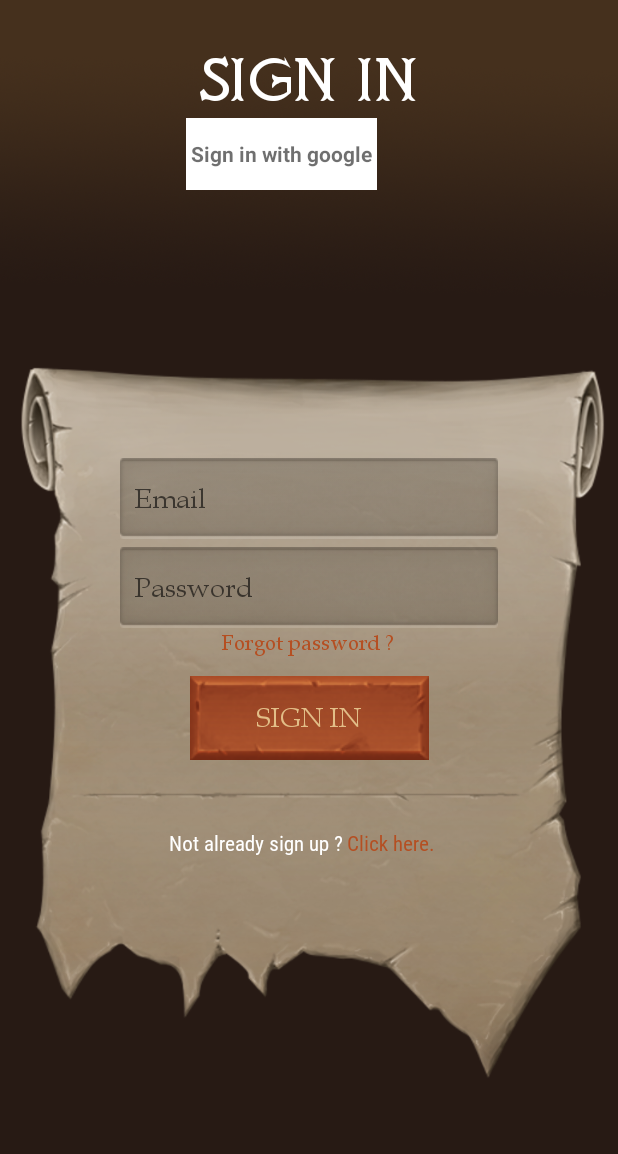
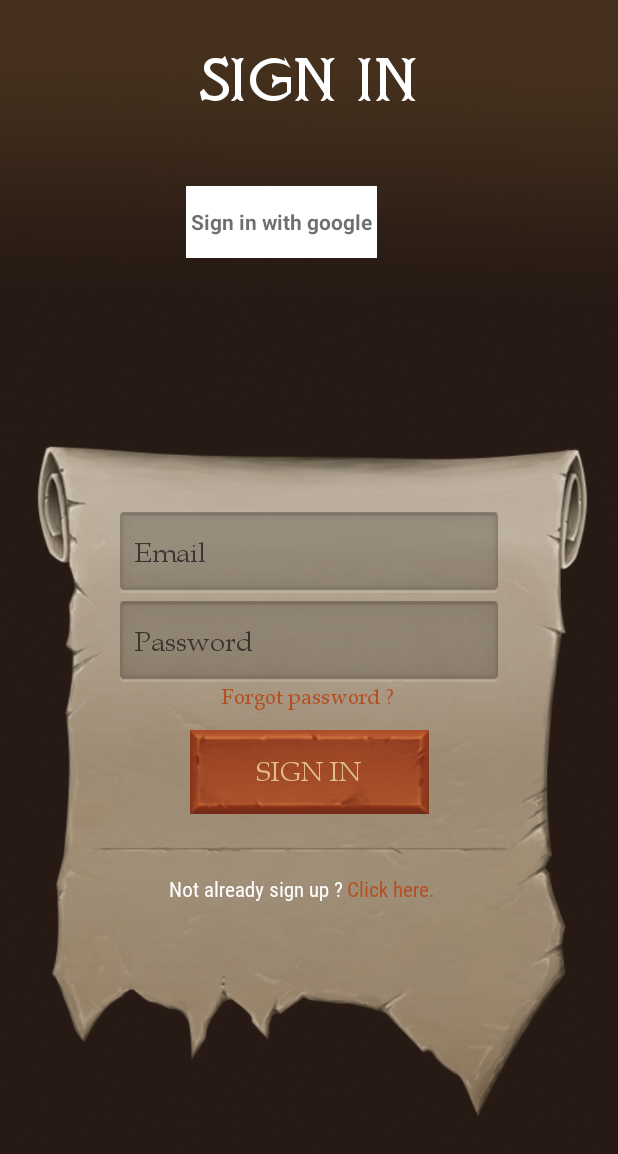
Before and after one commit to Floran-mtte/monster-arena, an Android app: the SignInActivity screen opened directly, with no data from a screen before it, on a phone screen of 412 x 824 dp. Shown: the top 1154 px of the screen. Run offline under Robolectric (Android 15) with nearby library versions, the phone set to English and light mode, and no system bars.

```diff
--- a/app/src/main/res/layout/activity_sign_in.xml
+++ b/app/src/main/res/layout/activity_sign_in.xml
@@ -13,6 +13,7 @@
         android:layout_width="wrap_content"
         android:layout_height="wrap_content"
         android:layout_marginStart="124dp"
+        android:layout_marginTop="45dp"
         app:layout_constraintStart_toStartOf="parent"
         app:layout_constraintTop_toBottomOf="@+id/title"></com.google.android.gms.common.SignInButton>
 
@@ -37,15 +38,15 @@
     <ImageView
         android:id="@+id/login_container"
         android:layout_width="wrap_content"
-        android:layout_height="wrap_content"
-        android:layout_marginTop="8dp"
+        android:layout_height="452dp"
+        android:layout_marginTop="65dp"
         android:layout_marginBottom="15dp"
         app:layout_constraintBottom_toBottomOf="parent"
         app:layout_constraintEnd_toEndOf="parent"
-        app:layout_constraintHorizontal_bias="1.0"
+        app:layout_constraintHorizontal_bias="0.0"
         app:layout_constraintStart_toStartOf="parent"
         app:layout_constraintTop_toBottomOf="@+id/sign_in_button"
-        app:layout_constraintVertical_bias="0.61"
+        app:layout_constraintVertical_bias="0.472"
         app:srcCompat="@drawable/bg_box" />
 
     <EditText
@@ -53,7 +54,7 @@
         android:layout_width="0dp"
         android:layout_height="wrap_content"
         android:layout_marginStart="80dp"
-        android:layout_marginTop="124dp"
+        android:layout_marginTop="48dp"
         android:layout_marginEnd="80dp"
         android:background="@drawable/input_bg"
         android:ems="10"
```
Also changed, not shown: 4 other files.
